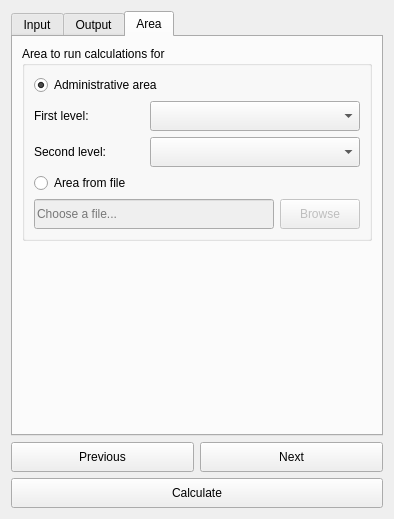
Qt form LDMP/gui/DlgReportingSDG.ui (ConservationInternational/trends.earth) before a commit.
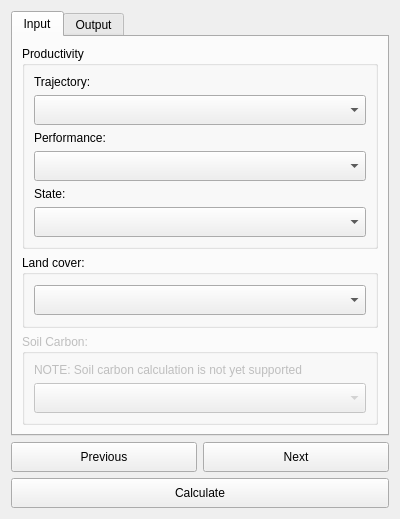
The same form after that commit. The open tabs and pages were chosen to show the change.

```diff
--- a/LDMP/gui/DlgReportingSDG.ui
+++ b/LDMP/gui/DlgReportingSDG.ui
@@ -6,8 +6,8 @@
    <rect>
     <x>0</x>
     <y>0</y>
-    <width>394</width>
-    <height>486</height>
+    <width>400</width>
+    <height>500</height>
    </rect>
   </property>
   <property name="sizePolicy">
@@ -355,185 +355,6 @@
        </item>
       </layout>
      </widget>
-     <widget class="QWidget" name="AreaTab">
-      <attribute name="title">
-       <string>Area</string>
-      </attribute>
-      <layout class="QVBoxLayout" name="verticalLayout_3">
-       <item>
-        <widget class="QGroupBox" name="groupBox_7">
-         <property name="title">
-          <string>Area to run calculations for</string>
-         </property>
-         <layout class="QGridLayout" name="gridLayout_2">
-          <item row="2" column="0">
-           <widget class="QLabel" name="label_4">
-            <property name="sizePolicy">
-             <sizepolicy hsizetype="Minimum" vsizetype="Preferred">
-              <horstretch>0</horstretch>
-              <verstretch>0</verstretch>
-             </sizepolicy>
-            </property>
-            <property name="maximumSize">
-             <size>
-              <width>110</width>
-              <height>16777215</height>
-             </size>
-            </property>
-            <property name="font">
-             <font>
-              <weight>50</weight>
-              <bold>false</bold>
-             </font>
-            </property>
-            <property name="text">
-             <string>Second level:</string>
-            </property>
-           </widget>
-          </item>
-          <item row="1" column="0">
-           <widget class="QLabel" name="label_3">
-            <property name="sizePolicy">
-             <sizepolicy hsizetype="Minimum" vsizetype="Preferred">
-              <horstretch>0</horstretch>
-              <verstretch>0</verstretch>
-             </sizepolicy>
-            </property>
-            <property name="maximumSize">
-             <size>
-              <width>110</width>
-              <height>16777215</height>
-             </size>
-            </property>
-            <property name="font">
-             <font>
-              <weight>50</weight>
-              <bold>false</bold>
-             </font>
-            </property>
-            <property name="text">
-             <string>First level:</string>
-            </property>
-           </widget>
-          </item>
-          <item row="3" column="0">
-           <spacer name="verticalSpacer">
-            <property name="orientation">
-             <enum>Qt::Vertical</enum>
-            </property>
-            <property name="sizeHint" stdset="0">
-             <size>
-              <width>20</width>
-              <height>0</height>
-             </size>
-            </property>
-           </spacer>
-          </item>
-          <item row="5" column="2">
-           <widget class="QPushButton" name="area_fromfile_browse">
-            <property name="enabled">
-             <bool>false</bool>
-            </property>
-            <property name="minimumSize">
-             <size>
-              <width>0</width>
-              <height>30</height>
-             </size>
-            </property>
-            <property name="maximumSize">
-             <size>
-              <width>80</width>
-              <height>16777215</height>
-             </size>
-            </property>
-            <property name="text">
-             <string>Browse</string>
-            </property>
-           </widget>
-          </item>
-          <item row="2" column="1" colspan="2">
-           <widget class="QComboBox" name="area_admin_1">
-            <property name="sizePolicy">
-             <sizepolicy hsizetype="Expanding" vsizetype="Fixed">
-              <horstretch>0</horstretch>
-              <verstretch>0</verstretch>
-             </sizepolicy>
-            </property>
-            <property name="minimumSize">
-             <size>
-              <width>0</width>
-              <height>30</height>
-             </size>
-            </property>
-           </widget>
-          </item>
-          <item row="1" column="1" colspan="2">
-           <widget class="QComboBox" name="area_admin_0">
-            <property name="sizePolicy">
-             <sizepolicy hsizetype="Expanding" vsizetype="Fixed">
-              <horstretch>0</horstretch>
-              <verstretch>0</verstretch>
-             </sizepolicy>
-            </property>
-            <property name="minimumSize">
-             <size>
-              <width>0</width>
-              <height>30</height>
-             </size>
-            </property>
-           </widget>
-          </item>
-          <item row="5" column="0" colspan="2">
-           <widget class="QLineEdit" name="area_fromfile_file">
-            <property name="enabled">
-             <bool>false</bool>
-            </property>
-            <property name="minimumSize">
-             <size>
-              <width>0</width>
-              <height>30</height>
-             </size>
-            </property>
-            <property name="placeholderText">
-             <string>Choose a file...</string>
-            </property>
-           </widget>
-          </item>
-          <item row="4" column="0" colspan="3">
-           <widget class="QRadioButton" name="area_fromfile">
-            <property name="text">
-             <string>Area from file</string>
-            </property>
-           </widget>
-          </item>
-          <item row="0" column="0" colspan="3">
-           <widget class="QRadioButton" name="area_admin">
-            <property name="text">
-             <string>Administrative area</string>
-            </property>
-            <property name="checked">
-             <bool>true</bool>
-            </property>
-           </widget>
-          </item>
-         </layout>
-        </widget>
-       </item>
-       <item>
-        <spacer name="verticalSpacer_4">
-         <property name="orientation">
-          <enum>Qt::Vertical</enum>
-         </property>
-         <property name="sizeHint" stdset="0">
-          <size>
-           <width>20</width>
-           <height>0</height>
-          </size>
-         </property>
-        </spacer>
-       </item>
-      </layout>
-     </widget>
     </widget>
    </item>
    <item>
```
